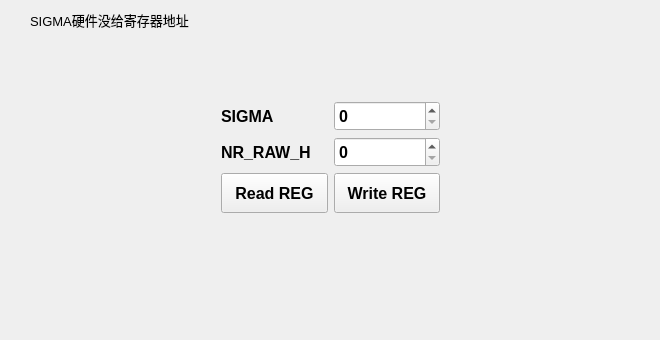
First picture: the form in Link_tab/nr_raw_tab.ui, repository HuJingwen1211/MCISP, before the edit.
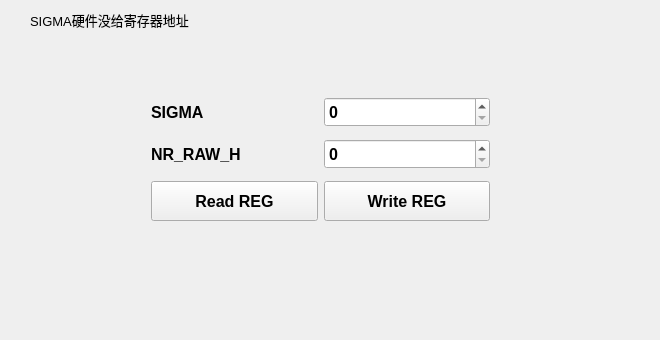
Second picture: the form after the edit.

Diff of the .ui file:
```diff
--- a/Link_tab/nr_raw_tab.ui
+++ b/Link_tab/nr_raw_tab.ui
@@ -37,13 +37,13 @@
     <string>SIGMA硬件没给寄存器地址</string>
    </property>
   </widget>
-  <widget class="QWidget" name="">
+  <widget class="QWidget" name="layoutWidget">
    <property name="geometry">
     <rect>
-     <x>210</x>
-     <y>90</y>
-     <width>241</width>
-     <height>131</height>
+     <x>140</x>
+     <y>80</y>
+     <width>361</width>
+     <height>161</height>
     </rect>
    </property>
    <layout class="QGridLayout" name="gridLayout">
```
